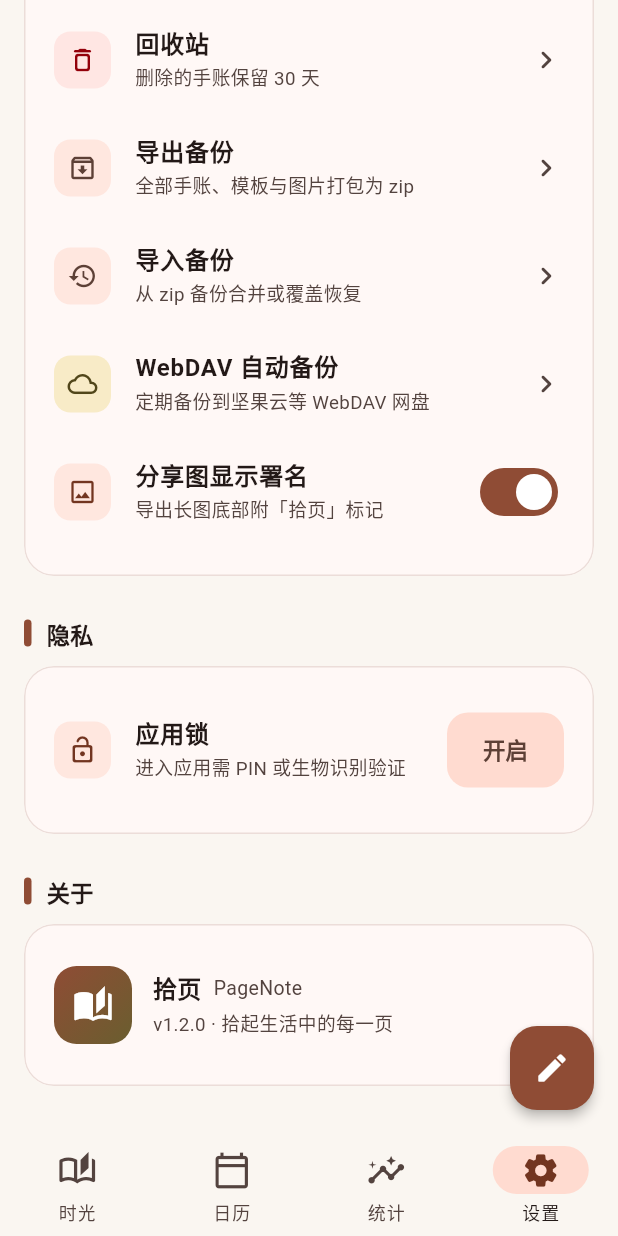
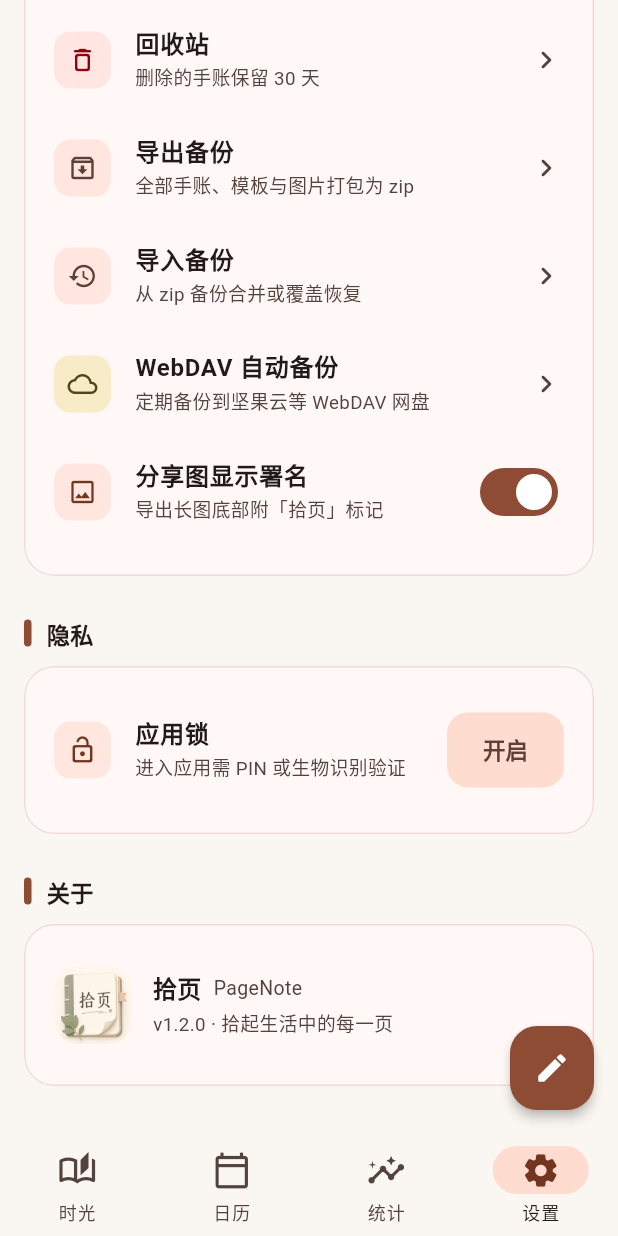
Before and after one commit to banafish/pagenote, a Flutter app: the screen it shows after launch, item 4 of the bottom bar chosen, scrolled down 886 dp, on a phone screen of 412 x 824 dp. Run offline on Flutter 3.47's test engine with Material 3 defaults, Android fonts, the phone set to English and light mode, and no system bars; our stand-ins replace flutter_local_notifications, flutter_timezone, local_auth, share_plus, shared_preferences, sqflite and 2 more; missing offline and left inert: file_selector, gal; accounts and stored records are empty.

Commit message:
Fix Windows title mojibake and use app icon in About section

```diff
--- a/lib/pages/settings_page.dart
+++ b/lib/pages/settings_page.dart
@@ -294,21 +294,13 @@ class SettingsPage extends StatelessWidget {
               padding: const EdgeInsets.symmetric(vertical: 8),
               child: Row(
                 children: [
-                  Container(
-                    width: 52,
-                    height: 52,
-                    decoration: BoxDecoration(
-                      gradient: LinearGradient(
-                        colors: [scheme.primary, scheme.tertiary],
-                        begin: Alignment.topLeft,
-                        end: Alignment.bottomRight,
-                      ),
-                      borderRadius: BorderRadius.circular(15),
-                    ),
-                    child: const Icon(
-                      Icons.auto_stories,
-                      color: Colors.white,
-                      size: 27,
+                  ClipRRect(
+                    borderRadius: BorderRadius.circular(15),
+                    child: Image.asset(
+                      'assets/icon/app_icon.png',
+                      width: 52,
+                      height: 52,
+                      fit: BoxFit.cover,
                     ),
                   ),
                   const SizedBox(width: 14),
--- a/pubspec.yaml
+++ b/pubspec.yaml
@@ -109,10 +109,8 @@ flutter:
   # the material Icons class.
   uses-material-design: true
 
-  # To add assets to your application, add an assets section, like this:
-  # assets:
-  #   - images/a_dot_burr.jpeg
-  #   - images/a_dot_ham.jpeg
+  assets:
+    - assets/icon/app_icon.png
 
   # An image asset can refer to one or more resolution-specific "variants", see
   # https://flutter.dev/to/resolution-aware-images
```
Also changed, not shown: 1 other file.
